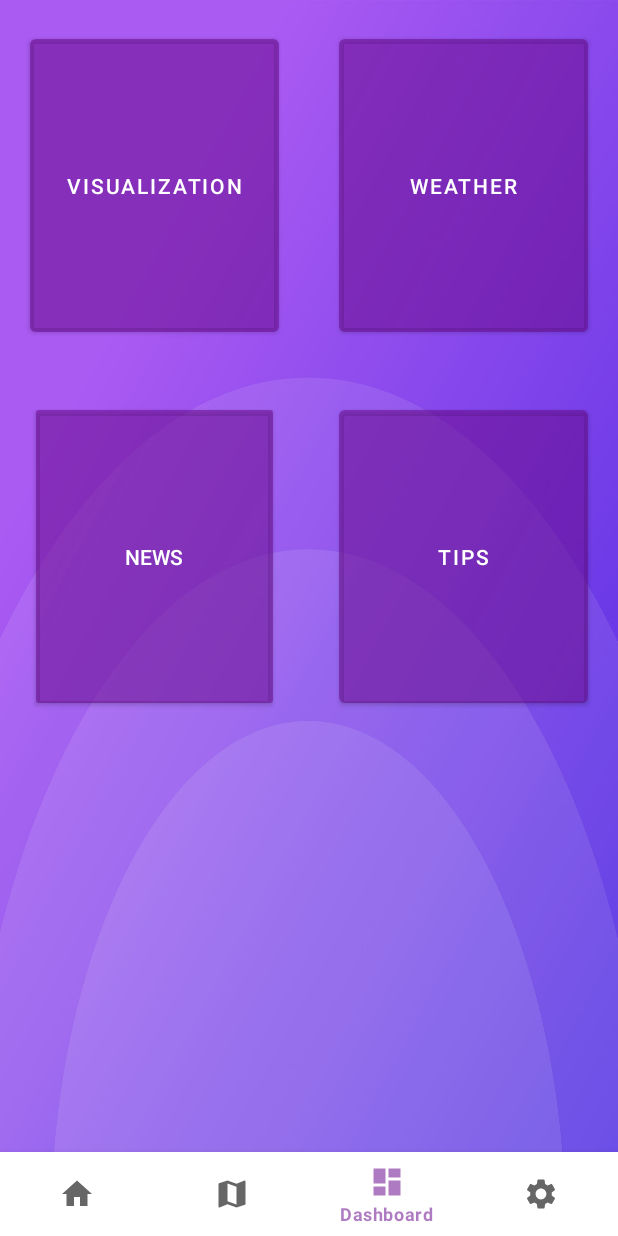
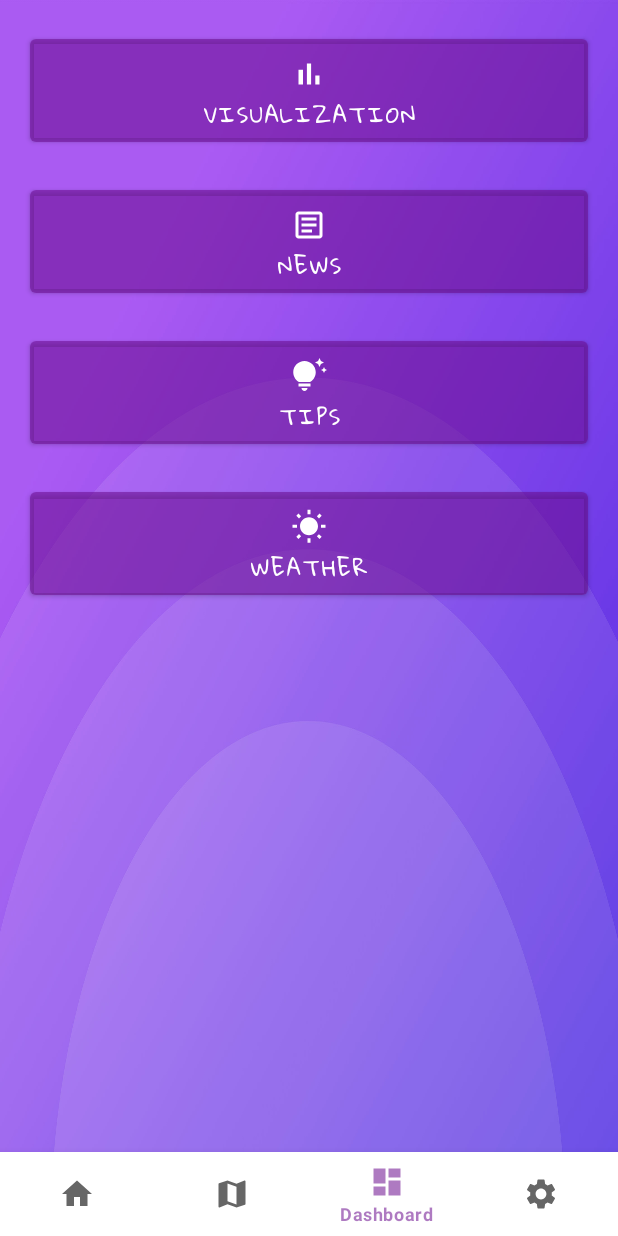
Before and after one commit to ETS-Android2/PSafe3.0, an Android app: the DashboardFragment screen opened through its navigation route, on a phone screen of 412 x 824 dp. Run offline under Robolectric (Android 15) with nearby library versions, the phone set to English and light mode, and no system bars; our stand-ins replace navigation-ui.

Commit message:
UI dashboard; map

```diff
--- a/app/src/main/java/com/example/psafe/BottomActivity.java
+++ b/app/src/main/java/com/example/psafe/BottomActivity.java
@@ -25,11 +25,6 @@ public class BottomActivity extends AppCompatActivity {
     @Override
     protected void onCreate(Bundle savedInstanceState) {
         super.onCreate(savedInstanceState);
-        //requestWindowFeature(Window.FEATURE_NO_TITLE); //will hide the title
-        //getSupportActionBar().hide(); // hide the title bar
-       // this.getWindow().setFlags(WindowManager.LayoutParams.FLAG_FULLSCREEN,
-        //   WindowManager.LayoutParams.FLAG_FULLSCREEN); //enable full screen
-        // calling the action bar
        getSupportActionBar().setDisplayHomeAsUpEnabled(true);
 
 
@@ -47,6 +42,9 @@ public class BottomActivity extends AppCompatActivity {
         NavController navController = Navigation.findNavController(this, R.id.nav_host_fragment);
         NavigationUI.setupActionBarWithNavController(this, navController, appBarConfiguration);
         NavigationUI.setupWithNavController(navView, navController);
+
+        getSupportActionBar().hide();
+
 
     }
 
--- a/app/src/main/java/com/example/psafe/ui/navigation/NavigationFragment.java
+++ b/app/src/main/java/com/example/psafe/ui/navigation/NavigationFragment.java
@@ -445,6 +445,7 @@ public class NavigationFragment extends Fragment implements
 // Retrieve selected location's CarmenFeature
             CarmenFeature selectedCarmenFeature = PlaceAutocomplete.getPlace(data);
             binding.mapInput.setText(selectedCarmenFeature.text());
+            binding.destinationText.setText(selectedCarmenFeature.text());
 
 // Create a new FeatureCollection and add a new Feature to it using selectedCarmenFeature above.
 // Then retrieve and update the source designated for showing a selected location's symbol layer icon
--- /dev/null
+++ b/app/src/main/res/drawable/ic_baseline_bar_chart_24.xml
@@ -0,0 +1,5 @@
+<vector android:height="24dp" android:tint="#8449FF"
+    android:viewportHeight="24" android:viewportWidth="24"
+    android:width="24dp" xmlns:android="http://schemas.android.com/apk/res/android">
+    <path android:fillColor="@android:color/white" android:pathData="M5,9.2h3L8,19L5,19zM10.6,5h2.8v14h-2.8zM16.2,13L19,13v6h-2.8z"/>
+</vector>
--- /dev/null
+++ b/app/src/main/res/drawable/ic_baseline_tips_and_updates_24.xml
@@ -0,0 +1,5 @@
+<vector android:height="24dp" android:tint="#8449FF"
+    android:viewportHeight="24" android:viewportWidth="24"
+    android:width="24dp" xmlns:android="http://schemas.android.com/apk/res/android">
+    <path android:fillColor="@android:color/white" android:pathData="M7,20h4c0,1.1 -0.9,2 -2,2S7,21.1 7,20zM5,19h8v-2H5V19zM16.5,9.5c0,3.82 -2.66,5.86 -3.77,6.5H5.27C4.16,15.36 1.5,13.32 1.5,9.5C1.5,5.36 4.86,2 9,2S16.5,5.36 16.5,9.5zM21.37,7.37L20,8l1.37,0.63L22,10l0.63,-1.37L24,8l-1.37,-0.63L22,6L21.37,7.37zM19,6l0.94,-2.06L22,3l-2.06,-0.94L19,0l-0.94,2.06L16,3l2.06,0.94L19,6z"/>
+</vector>
--- /dev/null
+++ b/app/src/main/res/drawable/outline_article_24.xml
@@ -0,0 +1,14 @@
+<vector xmlns:android="http://schemas.android.com/apk/res/android"
+    android:width="24dp"
+    android:height="24dp"
+    android:viewportWidth="24"
+    android:viewportHeight="24"
+    android:tint="?attr/colorControlNormal"
+    android:autoMirrored="true">
+  <path
+      android:fillColor="@android:color/white"
+      android:pathData="M19,5v14H5V5H19M19,3H5C3.9,3 3,3.9 3,5v14c0,1.1 0.9,2 2,2h14c1.1,0 2,-0.9 2,-2V5C21,3.9 20.1,3 19,3L19,3z"/>
+  <path
+      android:fillColor="@android:color/white"
+      android:pathData="M14,17H7v-2h7V17zM17,13H7v-2h10V13zM17,9H7V7h10V9z"/>
+</vector>
--- a/app/src/main/res/layout/fragment_dashboard.xml
+++ b/app/src/main/res/layout/fragment_dashboard.xml
@@ -8,58 +8,48 @@
     tools:context=".ui.dashboard.DashboardFragment">
 
     <Button
+
         android:id="@+id/dashboard_visualize_button"
         android:layout_width="0dp"
-        android:layout_height="0dp"
+        android:layout_height="wrap_content"
         android:layout_margin="20dp"
-        android:radius="@dimen/dashboard_radius"
         android:text="@string/dashboard_visualization"
-
-        app:layout_constraintBottom_toTopOf="@+id/guideline9"
-        app:layout_constraintEnd_toStartOf="@id/guideline12"
+        app:icon="@drawable/ic_baseline_bar_chart_24"
+        app:iconGravity="textTop"
+android:fontFamily="@font/handwritting2"
+        app:layout_constraintEnd_toEndOf="parent"
         app:layout_constraintStart_toStartOf="parent"
         app:layout_constraintTop_toTopOf="parent" />
 
     <Button
+
         android:id="@+id/dashboard_news_button"
-        style="@style/Widget.AppCompat.Button"
+        app:icon="@drawable/outline_article_24"
+        app:iconGravity="textTop"
         android:layout_width="0dp"
-        android:layout_height="0dp"
+        android:layout_height="wrap_content"
+        android:layout_margin="20dp"
+        android:fontFamily="@font/handwritting2"
 
-
-        android:layout_margin="20dp"
         android:text="@string/dashboard_news"
-        app:cornerRadius="@dimen/activity_horizontal_margin"
-        app:layout_constraintBottom_toTopOf="@+id/guideline11"
-        app:layout_constraintEnd_toStartOf="@+id/guideline12"
+        app:layout_constraintEnd_toEndOf="parent"
         app:layout_constraintStart_toStartOf="parent"
-        app:layout_constraintTop_toTopOf="@+id/guideline9" />
+        app:layout_constraintTop_toBottomOf="@+id/dashboard_visualize_button" />
 
     <Button
         android:id="@+id/dashboard_tips_button"
+        android:layout_width="0dp"
+        android:layout_height="wrap_content"
+        android:layout_margin="20dp"
+        app:icon="@drawable/ic_baseline_tips_and_updates_24"
+        app:iconGravity="textTop"
+        android:fontFamily="@font/handwritting2"
+
+
         android:text="@string/dashboard_tips"
-        android:layout_width="0dp"
-        android:layout_height="0dp"
-        app:layout_constraintCircleRadius="@dimen/dashboard_radius"
-        android:layout_margin="20dp"
-        app:layout_constraintBottom_toTopOf="@+id/guideline11"
         app:layout_constraintEnd_toEndOf="parent"
-        app:layout_constraintStart_toStartOf="@+id/guideline12"
-        app:layout_constraintTop_toTopOf="@+id/guideline9" />
-
-    <androidx.constraintlayout.widget.Guideline
-        android:id="@+id/guideline9"
-        android:layout_width="wrap_content"
-        android:layout_height="wrap_content"
-        android:orientation="horizontal"
-        app:layout_constraintGuide_percent="0.3" />
-
-    <androidx.constraintlayout.widget.Guideline
-        android:id="@+id/guideline11"
-        android:layout_width="wrap_content"
-        android:layout_height="wrap_content"
-        android:orientation="horizontal"
-        app:layout_constraintGuide_percent="0.6" />
+        app:layout_constraintStart_toStartOf="parent"
+        app:layout_constraintTop_toBottomOf="@+id/dashboard_news_button" />
 
     <androidx.constraintlayout.widget.Guideline
         android:id="@+id/guideline13"
@@ -67,23 +57,20 @@
         android:layout_height="wrap_content"
         android:orientation="horizontal"
         app:layout_constraintGuide_percent="0.9" />
-    <androidx.constraintlayout.widget.Guideline
-        android:id="@+id/guideline12"
-        android:layout_width="wrap_content"
-        android:layout_height="wrap_content"
-        android:orientation="vertical"
-        app:layout_constraintGuide_percent="0.50" />
 
     <Button
+
         android:id="@+id/dashboard_weather_button"
         android:layout_width="0dp"
-        android:layout_height="0dp"
+        android:layout_height="wrap_content"
         android:layout_margin="20dp"
+        app:icon="@drawable/ic_baseline_wb_sunny_24"
+        app:iconGravity="textTop"
         android:text="@string/dashboard_weather"
-        app:layout_constraintBottom_toTopOf="@id/guideline9"
-        app:layout_constraintCircleRadius="@dimen/dashboard_radius"
+        android:fontFamily="@font/handwritting2"
+
         app:layout_constraintEnd_toEndOf="parent"
-        app:layout_constraintStart_toStartOf="@id/guideline12"
-        app:layout_constraintTop_toTopOf="parent" />
+        app:layout_constraintStart_toStartOf="parent"
+        app:layout_constraintTop_toBottomOf="@+id/dashboard_tips_button" />
 
 </androidx.constraintlayout.widget.ConstraintLayout>
```
Also changed, not shown: app/src/debug/res/layout/fragment_navigation.xml (+18 -11 lines), app/src/main/res/layout/fragment_weather.xml (+30 -9 lines).
